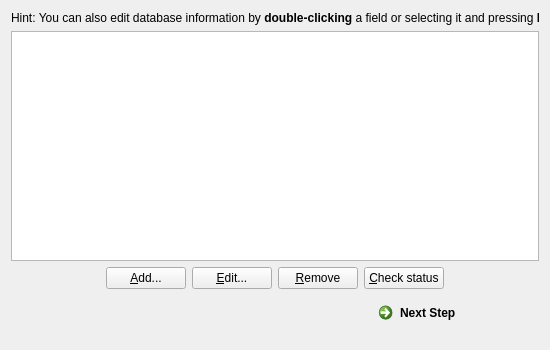
Old version of the form mainwindow.ui in the repository Airdawg5571/DB-MigrationTool.
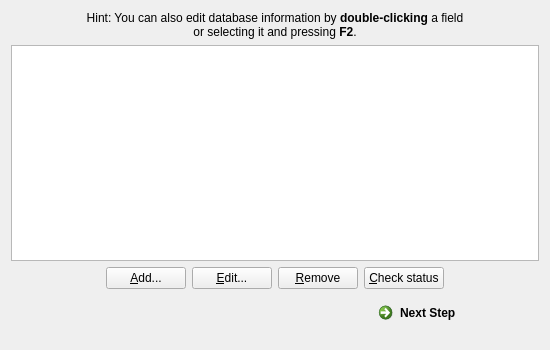
New version of the form.

Diff of the .ui file:
```diff
--- a/mainwindow.ui
+++ b/mainwindow.ui
@@ -45,7 +45,7 @@
     <item>
      <widget class="QLabel" name="label">
       <property name="text">
-       <string>&lt;html&gt;&lt;head/&gt;&lt;body&gt;&lt;p&gt;Hint: You can also edit database information by&lt;span style=&quot; font-weight:600;&quot;&gt; double-clicking&lt;/span&gt; a field or selecting it and pressing &lt;span style=&quot; font-weight:600;&quot;&gt;F2&lt;/span&gt;.&lt;/p&gt;&lt;/body&gt;&lt;/html&gt;</string>
+       <string>&lt;html&gt;&lt;head/&gt;&lt;body&gt;&lt;p align=&quot;center&quot;&gt;Hint: You can also edit database information by&lt;span style=&quot; font-weight:600;&quot;&gt; double-clicking&lt;/span&gt; a field &lt;br/&gt;or selecting it and pressing &lt;span style=&quot; font-weight:600;&quot;&gt;F2&lt;/span&gt;.&lt;/p&gt;&lt;/body&gt;&lt;/html&gt;</string>
       </property>
      </widget>
     </item>
```
Left out of the diff: 3 changed lines with no effect on the pictures.
